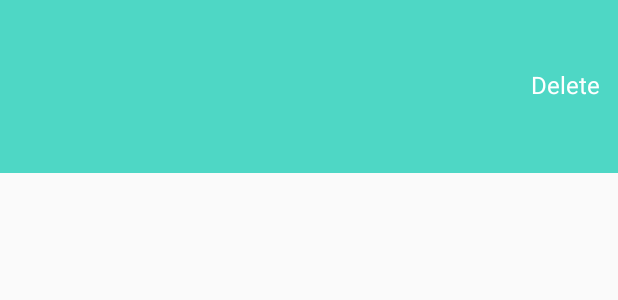
After one commit to NgChiseng/TimePieceApp, an Android app: the layout shopping_item_left.xml on its own in the app's theme, with its tools: preview values and no code run, on a phone screen of 412 x 824 dp. The commit adds this screen. Shown: the top 300 px of the screen. Run offline under Robolectric (Android 15) with nearby library versions, the phone set to English and light mode, and no system bars.

Commit message:
TPA-01 #comment Finish Sibling or Swipe ListView function with Log Checkers, lack to clear the Code.

```diff
--- a/app/src/main/java/com/idbc/ngchiseng/timepieceapp/AnnouncesAdapter.java
+++ b/app/src/main/java/com/idbc/ngchiseng/timepieceapp/AnnouncesAdapter.java
@@ -96,7 +96,7 @@ public abstract class AnnouncesAdapter extends BaseAdapter {
            @return [long] An element identifier.
    */
     @Override
-    public long getItemId(int position) { return System.identityHashCode(entries.get(position));}
+    public long getItemId(int position) { return position;}
 
     /*  Abstract Method that will be extender in the fragment or activity in the will use, for
     handler the components corresponding in the ElementView(In this case announce.xml). This is for
--- /dev/null
+++ b/app/src/main/res/layout/shopping_item_left.xml
@@ -0,0 +1,17 @@
+<?xml version="1.0" encoding="utf-8"?>
+<LinearLayout xmlns:android="http://schemas.android.com/apk/res/android"
+    android:orientation="vertical"
+    android:layout_width="match_parent"
+    android:layout_height="115dp"
+    android:background="@color/circle1">
+
+        <TextView
+            android:layout_width="wrap_content"
+            android:layout_height="wrap_content"
+            android:layout_marginTop="45dp"
+            android:layout_marginBottom="40dp"
+            android:layout_marginEnd="12dp"
+            android:textColor="@color/barWhite"
+            android:layout_gravity="end"
+            android:text="@string/shopping_delete"/>
+</LinearLayout>
--- a/app/src/main/res/values/colors.xml
+++ b/app/src/main/res/values/colors.xml
@@ -11,6 +11,7 @@
     <color name="colorAccent">#FF4081</color>
     <color name="gray">#BDBDBC</color>
     <color name="lightGray">#e9e9e4</color>
+    <color name="lightcircle3">#93ff3162</color>
     <color name="White">#F6F7F9</color>
     <color name="transparent">#00000000</color>
 
--- a/app/src/main/res/values/strings.xml
+++ b/app/src/main/res/values/strings.xml
@@ -56,5 +56,6 @@
 
     <!-- TODO: Remove or change this placeholder text -->
     <string name="hello_blank_fragment">Hello blank fragment</string>
+    <string name="shopping_delete">Delete</string>
 
 </resources>
```
Also changed, not shown: app/src/main/java/com/idbc/ngchiseng/timepieceapp/ShoppingBagActivity.java (+99 -3 lines), app/src/main/res/layout/shopping_item_left_far.xml (added, +17 -0 lines), 1 other file.
